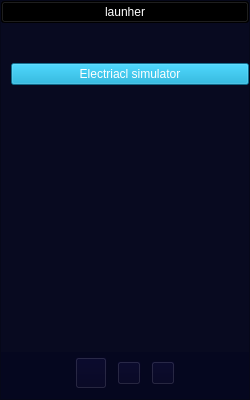
Qt form client/menu.ui (lev12/launcher) before a commit.
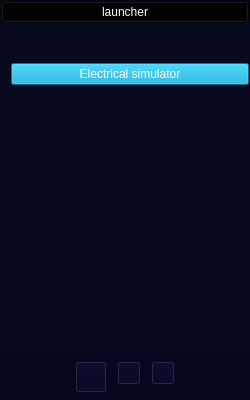
The same form after that commit. Icons and pictures are not drawn.

Patch:
```diff
--- a/client/menu.ui
+++ b/client/menu.ui
@@ -61,7 +61,7 @@
 background-color: rgba(0, 0, 0, 255);</string>
      </property>
      <property name="text">
-      <string>launher</string>
+      <string>launcher</string>
      </property>
     </widget>
    </item>
@@ -101,7 +101,7 @@
 font: 75 12pt &quot;Arial&quot;;</string>
        </property>
        <property name="text">
-        <string>Electriacl simulator</string>
+        <string>Electrical simulator</string>
        </property>
       </widget>
      </item>
@@ -164,8 +164,8 @@
         </property>
         <property name="maximumSize">
          <size>
-          <width>32</width>
-          <height>32</height>
+          <width>24</width>
+          <height>24</height>
          </size>
         </property>
         <property name="text">
@@ -177,8 +177,8 @@
         </property>
         <property name="iconSize">
          <size>
-          <width>32</width>
-          <height>32</height>
+          <width>24</width>
+          <height>24</height>
          </size>
         </property>
        </widget>
```
